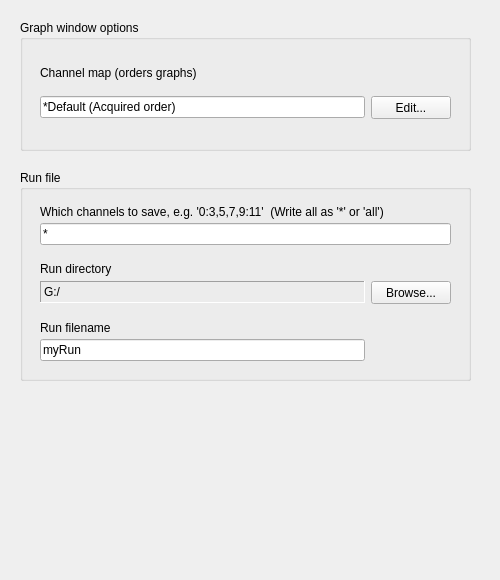
First picture: the form in Forms/SeeNSaveTab.ui, repository billkarsh/SpikeGLX, before the edit.
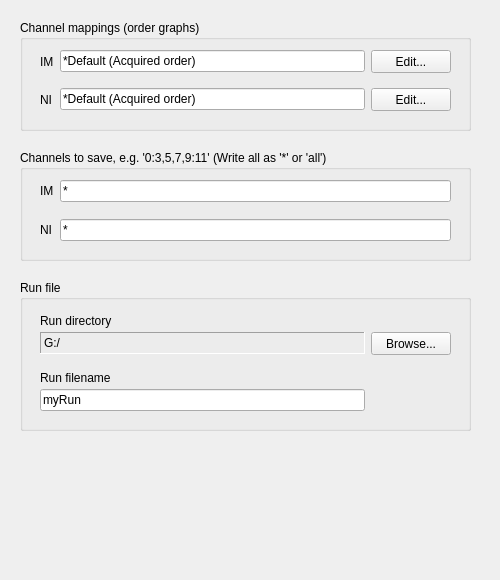
Second picture: the form after the edit.

```diff
--- a/Forms/SeeNSaveTab.ui
+++ b/Forms/SeeNSaveTab.ui
@@ -33,11 +33,11 @@
      <x>20</x>
      <y>20</y>
      <width>451</width>
-     <height>131</height>
+     <height>111</height>
     </rect>
    </property>
    <property name="title">
-    <string>Graph window options</string>
+    <string>Channel mappings (order graphs)</string>
    </property>
    <widget class="QWidget" name="gridLayoutWidget_2">
     <property name="geometry">
@@ -45,18 +45,51 @@
       <x>20</x>
       <y>30</y>
       <width>411</width>
-      <height>81</height>
+      <height>61</height>
      </rect>
     </property>
     <layout class="QGridLayout" name="gridLayout_2">
      <property name="verticalSpacing">
       <number>0</number>
      </property>
-     <item row="1" column="1">
-      <widget class="QPushButton" name="chnMapBut">
+     <item row="2" column="0">
+      <widget class="QLabel" name="label_2">
+       <property name="text">
+        <string>NI</string>
+       </property>
+      </widget>
+     </item>
+     <item row="0" column="0">
+      <widget class="QLabel" name="label_4">
+       <property name="text">
+        <string>IM</string>
+       </property>
+      </widget>
+     </item>
+     <item row="0" column="1">
+      <widget class="QLineEdit" name="imChnMapLE">
        <property name="minimumSize">
         <size>
          <width>0</width>
+         <height>22</height>
+        </size>
+       </property>
+       <property name="text">
+        <string>*Default (Acquired order)</string>
+       </property>
+       <property name="readOnly">
+        <bool>false</bool>
+       </property>
+       <property name="placeholderText">
+        <string/>
+       </property>
+      </widget>
+     </item>
+     <item row="2" column="2">
+      <widget class="QPushButton" name="niChnMapBut">
+       <property name="minimumSize">
+        <size>
+         <width>0</width>
          <height>23</height>
         </size>
        </property>
@@ -65,8 +98,8 @@
        </property>
       </widget>
      </item>
-     <item row="1" column="0">
-      <widget class="QLineEdit" name="chnMapLE">
+     <item row="2" column="1">
+      <widget class="QLineEdit" name="niChnMapLE">
        <property name="minimumSize">
         <size>
          <width>0</width>
@@ -84,40 +117,109 @@
        </property>
       </widget>
      </item>
+     <item row="0" column="2">
+      <widget class="QPushButton" name="imChnMapBut">
+       <property name="minimumSize">
+        <size>
+         <width>0</width>
+         <height>23</height>
+        </size>
+       </property>
+       <property name="text">
+        <string>Edit...</string>
+       </property>
+      </widget>
+     </item>
+     <item row="1" column="1">
+      <spacer name="verticalSpacer_5">
+       <property name="orientation">
+        <enum>Qt::Vertical</enum>
+       </property>
+       <property name="sizeHint" stdset="0">
+        <size>
+         <width>20</width>
+         <height>6</height>
+        </size>
+       </property>
+      </spacer>
+     </item>
+    </layout>
+   </widget>
+  </widget>
+  <widget class="QGroupBox" name="saveChnGB">
+   <property name="geometry">
+    <rect>
+     <x>20</x>
+     <y>150</y>
+     <width>451</width>
+     <height>111</height>
+    </rect>
+   </property>
+   <property name="title">
+    <string>Channels to save, e.g. '0:3,5,7,9:11' (Write all as '*' or 'all')</string>
+   </property>
+   <widget class="QWidget" name="gridLayoutWidget_3">
+    <property name="geometry">
+     <rect>
+      <x>20</x>
+      <y>30</y>
+      <width>411</width>
+      <height>61</height>
+     </rect>
+    </property>
+    <layout class="QGridLayout" name="gridLayout_3">
+     <property name="verticalSpacing">
+      <number>0</number>
+     </property>
      <item row="0" column="0">
-      <widget class="QLabel" name="chnMapLbl">
-       <property name="sizePolicy">
-        <sizepolicy hsizetype="Expanding" vsizetype="Minimum">
-         <horstretch>0</horstretch>
-         <verstretch>0</verstretch>
-        </sizepolicy>
+      <widget class="QLabel" name="label">
+       <property name="text">
+        <string>IM</string>
        </property>
+      </widget>
+     </item>
+     <item row="2" column="1">
+      <widget class="QLineEdit" name="niSaveChansLE">
        <property name="minimumSize">
         <size>
          <width>0</width>
-         <height>13</height>
+         <height>22</height>
         </size>
        </property>
        <property name="text">
-        <string>Channel map (orders graphs)</string>
+        <string>*</string>
        </property>
-       <property name="alignment">
-        <set>Qt::AlignLeading|Qt::AlignLeft|Qt::AlignVCenter</set>
+      </widget>
+     </item>
+     <item row="0" column="1">
+      <widget class="QLineEdit" name="imSaveChansLE">
+       <property name="minimumSize">
+        <size>
+         <width>0</width>
+         <height>22</height>
+        </size>
        </property>
+       <property name="text">
+        <string>*</string>
+       </property>
       </widget>
      </item>
      <item row="2" column="0">
-      <spacer name="verticalSpacer_3">
+      <widget class="QLabel" name="label_3">
+       <property name="text">
+        <string>NI</string>
+       </property>
+      </widget>
+     </item>
+     <item row="1" column="1">
+      <spacer name="verticalSpacer_4">
        <property name="orientation">
         <enum>Qt::Vertical</enum>
        </property>
-       <property name="sizeType">
-        <enum>QSizePolicy::Preferred</enum>
-       </property>
        <property name="sizeHint" stdset="0">
         <size>
          <width>20</width>
-         <height>12</height>
+         <height>6</height>
         </size>
        </property>
       </spacer>
@@ -136,9 +238,9 @@
    <property name="geometry">
     <rect>
      <x>20</x>
-     <y>170</y>
+     <y>280</y>
      <width>451</width>
-     <height>211</height>
+     <height>151</height>
     </rect>
    </property>
    <property name="title">
@@ -150,30 +252,71 @@
       <x>20</x>
       <y>30</y>
       <width>411</width>
-      <height>161</height>
+      <height>101</height>
      </rect>
     </property>
     <layout class="QGridLayout" name="gridLayout">
      <property name="verticalSpacing">
       <number>0</number>
      </property>
-     <item row="5" column="1">
-      <spacer name="verticalSpacer">
-       <property name="orientation">
-        <enum>Qt::Vertical</enum>
+     <item row="1" column="1">
+      <widget class="QLabel" name="runDirLabel">
+       <property name="sizePolicy">
+        <sizepolicy hsizetype="Expanding" vsizetype="Minimum">
+         <horstretch>0</horstretch>
+         <verstretch>0</verstretch>
+        </sizepolicy>
        </property>
-       <property name="sizeType">
-        <enum>QSizePolicy::Preferred</enum>
+       <property name="minimumSize">
+        <size>
+         <width>0</width>
+         <height>13</height>
+        </size>
        </property>
-       <property name="sizeHint" stdset="0">
+       <property name="text">
+        <string>Run directory</string>
+       </property>
+       <property name="alignment">
+        <set>Qt::AlignLeading|Qt::AlignLeft|Qt::AlignVCenter</set>
+       </property>
+      </widget>
+     </item>
+     <item row="2" column="2">
+      <widget class="QPushButton" name="runDirBut">
+       <property name="minimumSize">
         <size>
-         <width>20</width>
-         <height>12</height>
+         <width>0</width>
+         <height>23</height>
         </size>
        </property>
-      </spacer>
+       <property name="text">
+        <string>Browse...</string>
+       </property>
+      </widget>
      </item>
      <item row="4" column="1">
+      <widget class="QLabel" name="runNameLabel">
+       <property name="sizePolicy">
+        <sizepolicy hsizetype="Expanding" vsizetype="Minimum">
+         <horstretch>0</horstretch>
+         <verstretch>0</verstretch>
+        </sizepolicy>
+       </property>
+       <property name="minimumSize">
+        <size>
+         <width>0</width>
+         <height>13</height>
+        </size>
+       </property>
+       <property name="text">
+        <string>Run filename</string>
+       </property>
+       <property name="alignment">
+        <set>Qt::AlignLeading|Qt::AlignLeft|Qt::AlignVCenter</set>
+       </property>
+      </widget>
+     </item>
+     <item row="2" column="1">
       <widget class="QLabel" name="runDirLbl">
        <property name="sizePolicy">
         <sizepolicy hsizetype="Expanding" vsizetype="Fixed">
@@ -199,94 +342,22 @@
       </widget>
      </item>
      <item row="3" column="1">
-      <widget class="QLabel" name="runDirLabel">
-       <property name="sizePolicy">
-        <sizepolicy hsizetype="Expanding" vsizetype="Minimum">
-         <horstretch>0</horstretch>
-         <verstretch>0</verstretch>
-        </sizepolicy>
+      <spacer name="verticalSpacer">
+       <property name="orientation">
+        <enum>Qt::Vertical</enum>
        </property>
-       <property name="minimumSize">
-        <size>
-         <width>0</width>
-         <height>13</height>
-        </size>
+       <property name="sizeType">
+        <enum>QSizePolicy::Preferred</enum>
        </property>
-       <property name="text">
-        <string>Run directory</string>
-       </property>
-       <property name="alignment">
-        <set>Qt::AlignLeading|Qt::AlignLeft|Qt::AlignVCenter</set>
-       </property>
-      </widget>
-     </item>
-     <item row="0" column="1" colspan="2">
-      <widget class="QLabel" name="saveChansLabel">
-       <property name="sizePolicy">
-        <sizepolicy hsizetype="Expanding" vsizetype="Minimum">
-         <horstretch>0</horstretch>
-         <verstretch>0</verstretch>
-        </sizepolicy>
-       </property>
-       <property name="minimumSize">
+       <property name="sizeHint" stdset="0">
         <size>
-         <width>0</width>
-         <height>13</height>
+         <width>20</width>
+         <height>12</height>
         </size>
        </property>
-       <property name="baseSize">
-        <size>
-         <width>0</width>
-         <height>0</height>
-        </size>
-       </property>
-       <property name="toolTip">
-        <string/>
-       </property>
-       <property name="text">
-        <string>Which channels to save, e.g. '0:3,5,7,9:11'  (Write all as '*' or 'all')</string>
-       </property>
-       <property name="alignment">
-        <set>Qt::AlignLeading|Qt::AlignLeft|Qt::AlignVCenter</set>
-       </property>
-      </widget>
+      </spacer>
      </item>
-     <item row="6" column="1">
-      <widget class="QLabel" name="runNameLabel">
-       <property name="sizePolicy">
-        <sizepolicy hsizetype="Expanding" vsizetype="Minimum">
-         <horstretch>0</horstretch>
-         <verstretch>0</verstretch>
-        </sizepolicy>
-       </property>
-       <property name="minimumSize">
-        <size>
-         <width>0</width>
-         <height>13</height>
-        </size>
-       </property>
-       <property name="text">
-        <string>Run filename</string>
-       </property>
-       <property name="alignment">
-        <set>Qt::AlignLeading|Qt::AlignLeft|Qt::AlignVCenter</set>
-       </property>
-      </widget>
-     </item>
-     <item row="4" column="2">
-      <widget class="QPushButton" name="runDirBut">
-       <property name="minimumSize">
-        <size>
-         <width>0</width>
-         <height>23</height>
-        </size>
-       </property>
-       <property name="text">
-        <string>Browse...</string>
-       </property>
-      </widget>
-     </item>
-     <item row="7" column="1">
+     <item row="5" column="1">
       <widget class="QLineEdit" name="runNameLE">
        <property name="minimumSize">
         <size>
@@ -299,35 +370,6 @@
        </property>
       </widget>
      </item>
-     <item row="1" column="1" colspan="2">
-      <widget class="QLineEdit" name="saveChansLE">
-       <property name="minimumSize">
-        <size>
-         <width>0</width>
-         <height>22</height>
-        </size>
-       </property>
-       <property name="text">
-        <string>*</string>
-       </property>
-      </widget>
-     </item>
-     <item row="2" column="1">
-      <spacer name="verticalSpacer_2">
-       <property name="orientation">
-        <enum>Qt::Vertical</enum>
-       </property>
-       <property name="sizeType">
-        <enum>QSizePolicy::Preferred</enum>
-       </property>
-       <property name="sizeHint" stdset="0">
-        <size>
-         <width>20</width>
-         <height>12</height>
-        </size>
-       </property>
-      </spacer>
-     </item>
     </layout>
    </widget>
   </widget>
```
Left out of the diff: 18 changed lines with no effect on the pictures.
